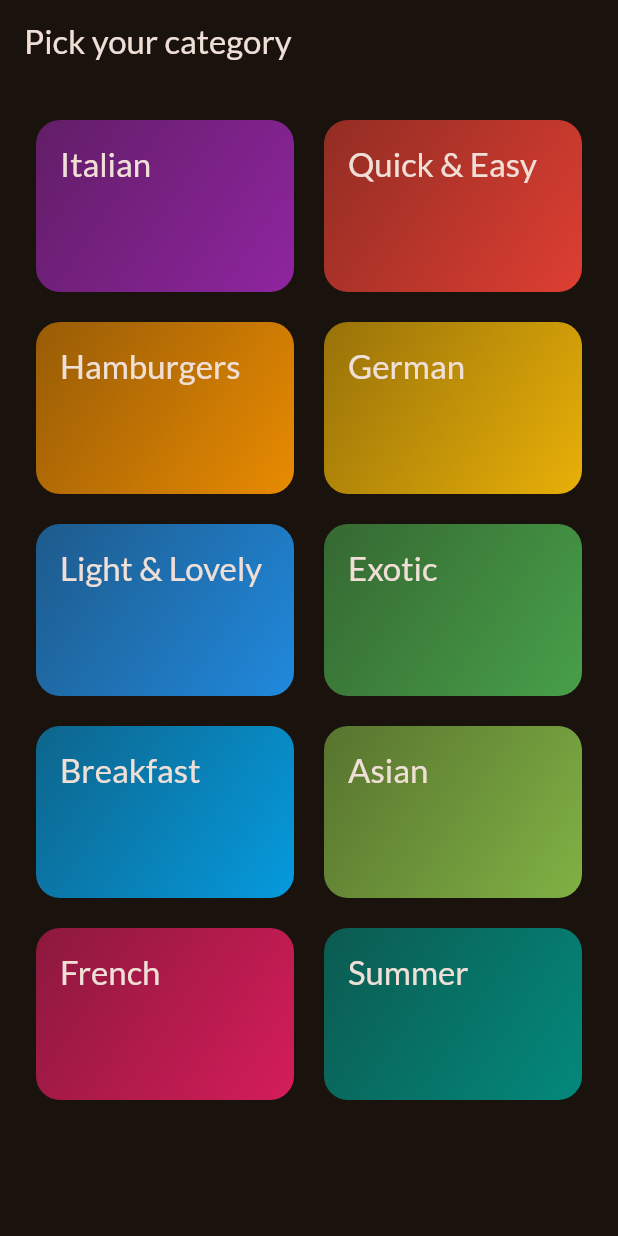
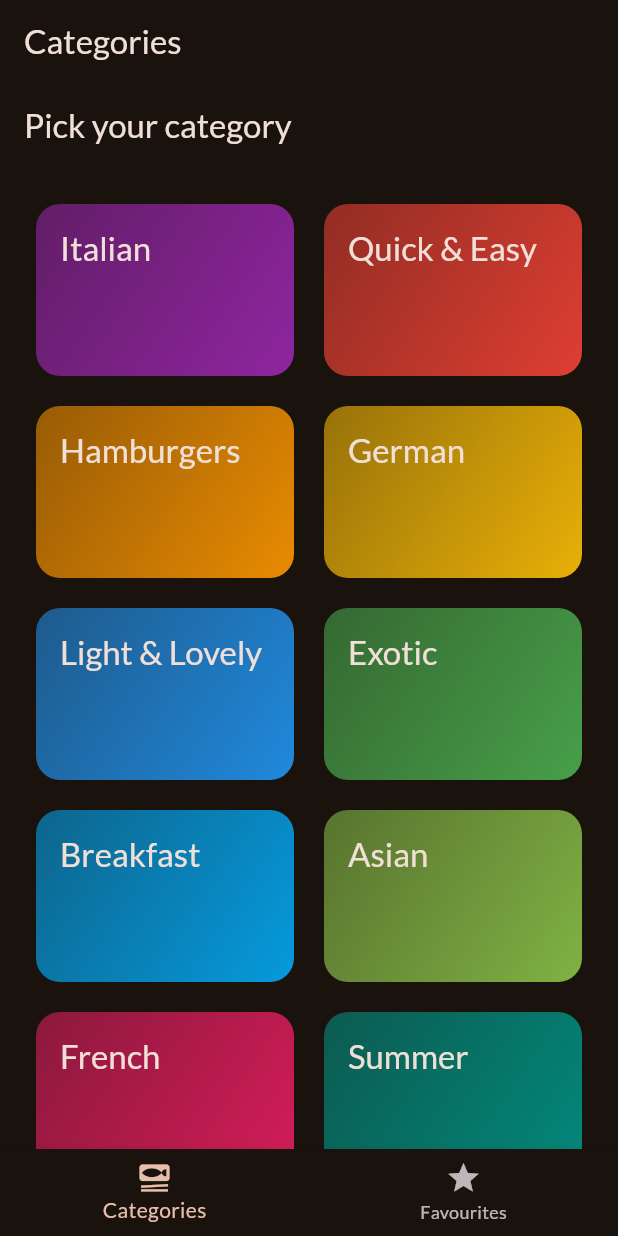
Before and after one commit to HarshJivani08/flutter_meal, a Flutter app: the screen it shows after launch, on a phone screen of 412 x 824 dp. Run offline on Flutter 3.47's test engine with Material 3 defaults, Android fonts, the phone set to English and light mode, and no system bars; our stand-ins replace google_fonts, transparent_image.

Commit message:
added bottom navigation

```diff
--- a/lib/main.dart
+++ b/lib/main.dart
@@ -1,6 +1,6 @@
 import 'package:flutter/material.dart';
 import 'package:google_fonts/google_fonts.dart';
-import 'package:meals/screens/categories.dart';
+import 'package:meals/screens/tabs.dart';
 
 final theme = ThemeData(
   useMaterial3: true,
@@ -22,7 +22,7 @@ class App extends StatelessWidget {
   Widget build(BuildContext context) {
     return MaterialApp(
         theme: theme,
-      home: const CategoriesScreen(),
+      home: const TabsScreen(),
     );
   }
 }
--- /dev/null
+++ b/lib/screens/tabs.dart
@@ -0,0 +1,52 @@
+import 'package:flutter/material.dart';
+import 'package:meals/main.dart';
+import 'package:meals/screens/categories.dart';
+import 'package:meals/screens/meals.dart';
+
+class TabsScreen extends StatefulWidget{
+  const TabsScreen({super.key});
+  @override
+  State<TabsScreen> createState() {
+    return _TabsScreenState();
+  }
+
+}
+
+class _TabsScreenState extends State<TabsScreen> {
+
+  int _selectedPageIndex =0;
+
+  void _selectPage(int index){
+    setState(() {
+      _selectedPageIndex = index;
+    });
+  }
+
+  @override
+  Widget build(BuildContext context) {
+
+    Widget activePage = const CategoriesScreen();
+    var activePageTittle = 'Categories';
+
+    if (_selectedPageIndex == 1){
+      activePage = const MealsScreen(title: 'Favourites', meals: []);
+      activePageTittle = 'Your Favourites';
+    }
+
+     return Scaffold(
+          appBar: AppBar(
+            title: Text(activePageTittle),
+          ),
+       body: activePage,
+       bottomNavigationBar: BottomNavigationBar(
+         onTap:_selectPage,
+         currentIndex: _selectedPageIndex,
+         items: const [
+           BottomNavigationBarItem(icon: Icon(Icons.set_meal),label:'Categories' ),
+           BottomNavigationBarItem(icon: Icon(Icons.star),label:'Favourites'),
+         ],
+       ),
+     );
+  }
+
+}
```
